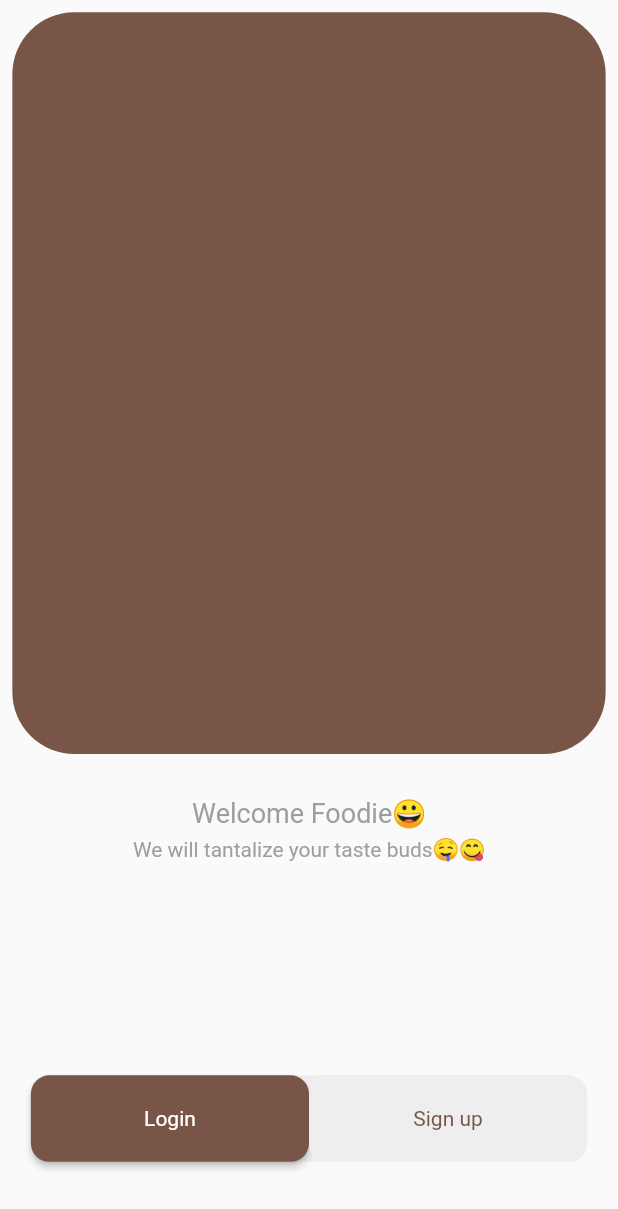
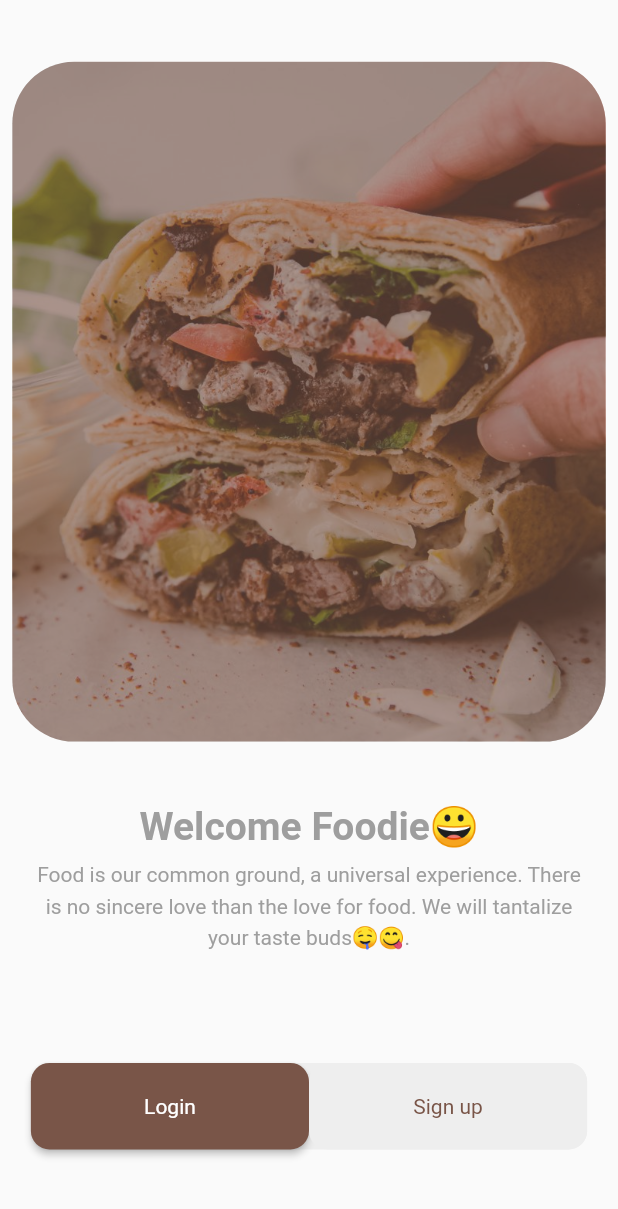
Before and after one commit to Wonder-sam/Campus-Delight, a Flutter app: the screen it shows after launch, on a phone screen of 412 x 824 dp. Shown: the top 1209 px of the screen. Run offline on Flutter 3.47's test engine with Material 2 defaults, Android fonts, the phone set to English and light mode, and no system bars; our stand-ins replace cloud_firestore, firebase_core, flutter_slidable, get; accounts and stored records are empty.

Commit message:
edit welcome screen UI

```diff
--- a/lib/screens/welcome.dart
+++ b/lib/screens/welcome.dart
@@ -9,16 +9,33 @@ class WelcomeScreen extends StatelessWidget{
     return Scaffold(
       appBar: null,
       body: SingleChildScrollView(
-        padding: EdgeInsets.all(Get.width*0.02),
+        padding: EdgeInsets.only(left:Get.width*0.02, right:Get.width*0.02, top:Get.width*0.1, bottom:Get.width*0.02),
         child: Column(
           children: [
-            Container(
+            SizedBox(
               width: double.infinity,
-              height: Get.height*0.6,
+              height: Get.height*0.55,
+              child: Stack(
+                children: [
+                  Positioned.fill(
+                    child: ClipRRect(
+                      borderRadius: BorderRadius.circular(Get.width*0.1),
+                      child: Image.asset(
+                        "assets/welcome.JPG",
+                        fit: BoxFit.cover,
+                      )
+                    )
+                  ),
+                  Positioned.fill(
+                    child: Container(
                       decoration: BoxDecoration(
-                color: Colors.brown.shade500,
+                        color: Colors.brown.withAlpha(160),
                         borderRadius: BorderRadius.circular(Get.width*0.1)
                       ),
+                    ),
+                  )
+                ],
+              )
             ),
             Container(
               padding: EdgeInsets.only(top: Get.height*0.03, bottom: Get.height*0.05 ),
@@ -28,24 +45,39 @@ class WelcomeScreen extends StatelessWidget{
                 mainAxisAlignment: MainAxisAlignment.spaceBetween,
                 mainAxisSize: MainAxisSize.max,
                 children: [
-                  RichText(
+                  Padding(
+                    padding: EdgeInsets.only(left: Get.width*0.04, right: Get.width*0.04),
+                    child: RichText(
                       textAlign: TextAlign.center,
                       text: const TextSpan(
                         text: "Welcome Foodie😀\n",
                         style: TextStyle(
                           color: Colors.grey,
-                        fontSize: 18,
-                        height: 1.5
+                          fontSize: 26,
+                          height: 2,
+                          fontWeight: FontWeight.w600
                         ),
                         children: [
                           TextSpan(
-                          text: "We will tantalize your taste buds🤤😋",
+                            text: "Food is our common ground, a universal experience. There is no sincere love than the love for food. ",
                             style: TextStyle(
                               color: Colors.grey,
-                            fontSize: 14
+                              fontSize: 14,
+                              fontWeight: FontWeight.normal,
+                              height: 1.5,
                             ),
-                        )
+                          ),
+                          TextSpan(
+                            text: "We will tantalize your taste buds🤤😋.",
+                            style: TextStyle(
+                              color: Colors.grey,
+                              fontSize: 14,
+                              fontWeight: FontWeight.normal,
+                              height: 1.5,
+                            ),
+                          ),
                         ],
+                      ),
                     ),
                   ),
                   Container(
@@ -59,7 +91,7 @@ class WelcomeScreen extends StatelessWidget{
                       mainAxisSize: MainAxisSize.max,
                       children: [
                         MaterialButton(
-                          onPressed: () => null,
+                          onPressed: () => Get.toNamed('/login'),
                           textColor: Colors.white,
                           color: Colors.brown,
                           shape: RoundedRectangleBorder(borderRadius: BorderRadius.circular(Get.width*0.03)),
```
Lines whose indentation alone changed are shown as unchanged.
